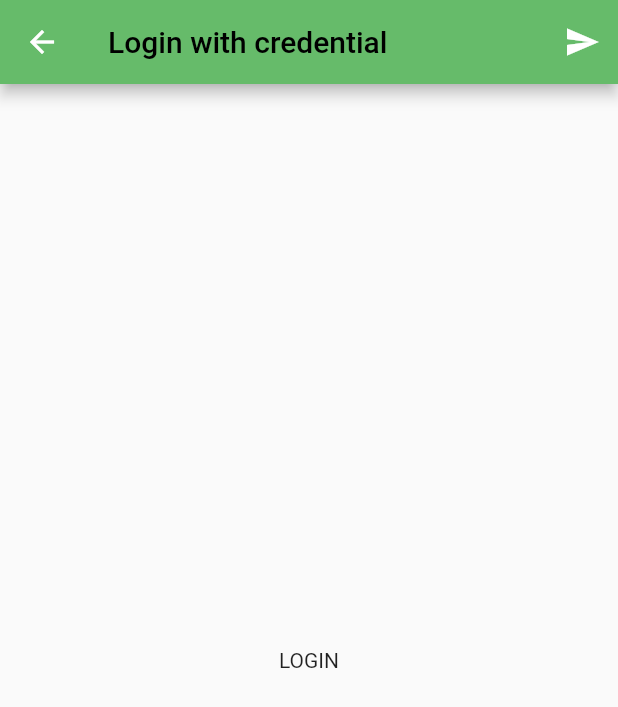
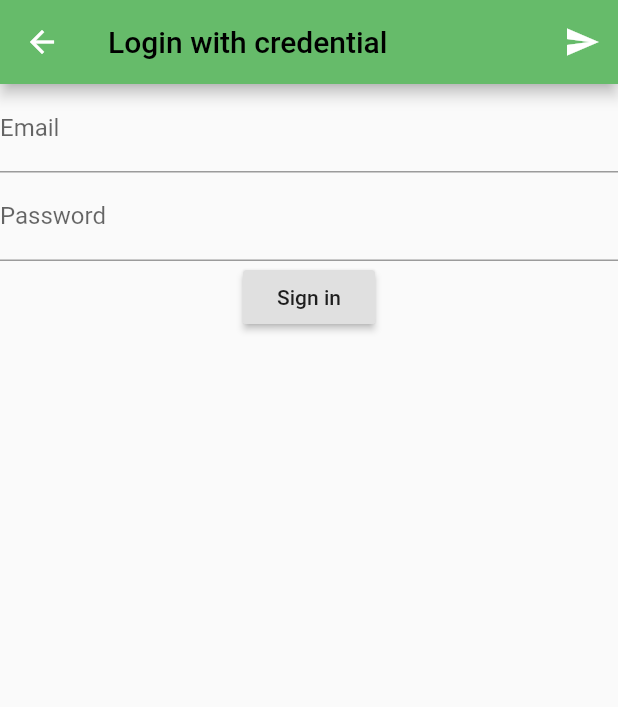
Before and after one commit to Kavindu-Gayantha/Badminton-2020, a Flutter app: the screen it shows after launch, after a tap on "GO to APP", on a phone screen of 412 x 824 dp. Shown: the top 707 px of the screen. Run offline on Flutter 3.47's test engine with Material 2 defaults, Android fonts, the phone set to English and light mode, and no system bars.

Commit message:
added login page and made tabs

```diff
--- a/badminton2020/lib/UI/LoginScreen/login.dart
+++ b/badminton2020/lib/UI/LoginScreen/login.dart
@@ -8,6 +8,11 @@ class Login extends StatefulWidget {
 }
 
 class _LoginState extends State<Login> {
+  String _email, _password;
+
+  final GlobalKey<FormState>_formKey=GlobalKey<FormState>();
+
+  var input;
   @override
   Widget build(BuildContext context) {
     return Scaffold(
@@ -30,11 +35,49 @@ class _LoginState extends State<Login> {
         ],
         ),
 
-       body:Container(
-          child:Center(/////////
-            child:Text('LOGIN',textDirection: TextDirection.ltr) ,
-            )
-          ),
+       body:Form(
+         //Todo:implement key
+         key: _formKey,
+         child: Center(
+           child: Column(
+            children: <Widget>[
+                //Todo: Implement fields
+                TextFormField(
+                  validator: (input){
+                    if(input.isEmpty){
+                      return 'Please Enter Your Email';
+                    }
+                  },
+                  onSaved: (input)=> _email=input,
+                  decoration: InputDecoration(
+                    labelText: 'Email',
+                  ),
+
+
+                ),
+                TextFormField(
+                  validator: (input){
+                    if(input.length<6){
+                      return 'your password need 6 characters atleast';
+                    }
+                  },
+                  onSaved: (input)=> _password=input,
+                  decoration: InputDecoration(
+                    labelText: 'Password',
+                  ),
+                  obscureText: true,
+
+                ),
+                RaisedButton(
+                  onPressed: (){
+
+                  },
+                  child: Text('Sign in'),
+                )
+           ],
+           ),
+         ),
+       )
 
 
 
@@ -45,4 +88,14 @@ class _LoginState extends State<Login> {
       // ),
     );
   }
+
+  void signIn(){
+    //Todo validate fields
+    final formState = _formKey.currentState;
+    if(formState.validate()){
+      //todo login to firebase
+
+    }
+
+  }
 }
```
Also changed, not shown: badminton2020/lib/UI/Tabs/homepage.dart (+34 -22 lines), badminton2020/lib/UI/placeholder_widget.dart (added, +12 -0 lines).
